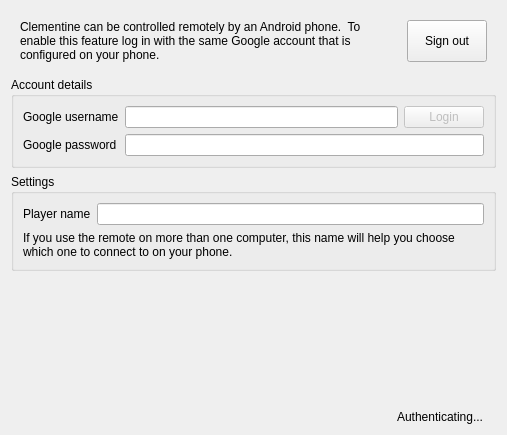
Above: src/remote/remotesettingspage.ui from clementine-player/Clementine before the change. Below: the same form after it.
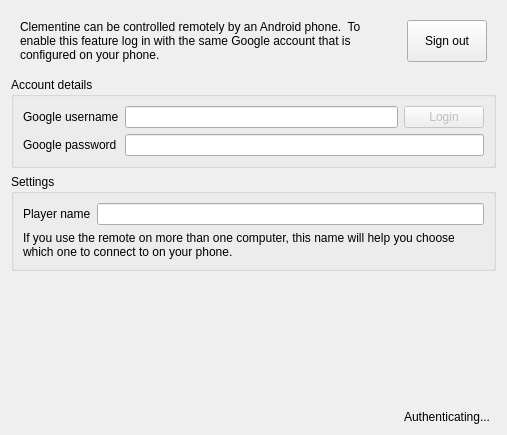
That is the form after the change. Custom widgets are drawn as their Qt base class.

Commit message: Make the BusyIndicator contain a label too

```diff
--- a/src/remote/remotesettingspage.ui
+++ b/src/remote/remotesettingspage.ui
@@ -198,7 +198,7 @@
  <customwidgets>
   <customwidget>
    <class>BusyIndicator</class>
-   <extends>QLabel</extends>
+   <extends>QWidget</extends>
    <header>widgets/busyindicator.h</header>
   </customwidget>
  </customwidgets>
```
The commit also changes 12 other files.
